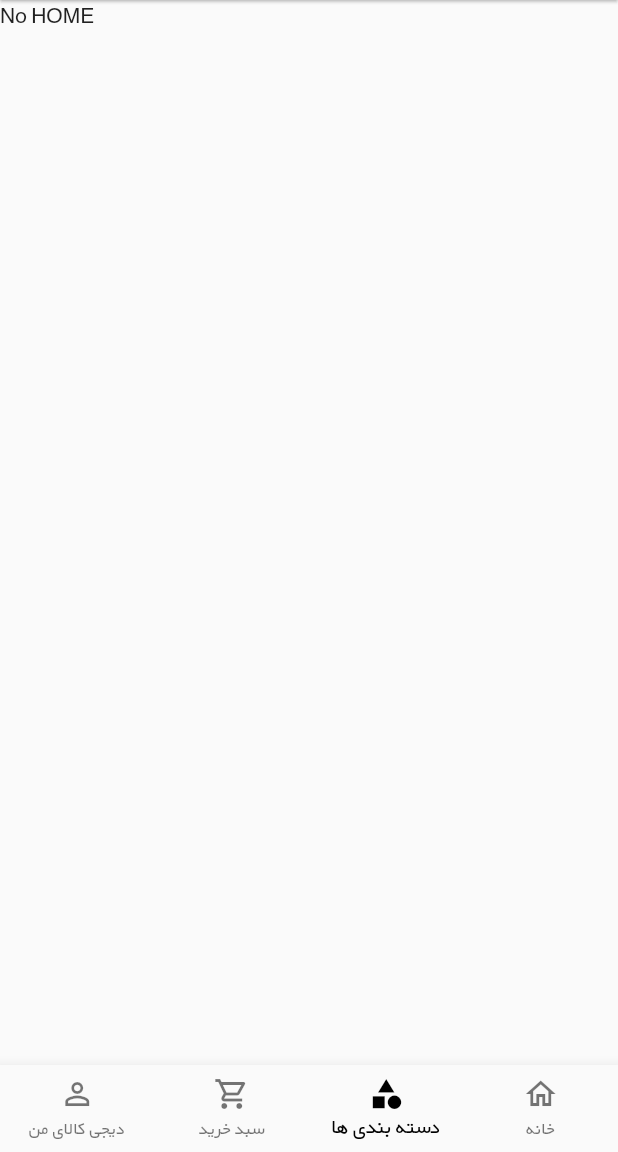
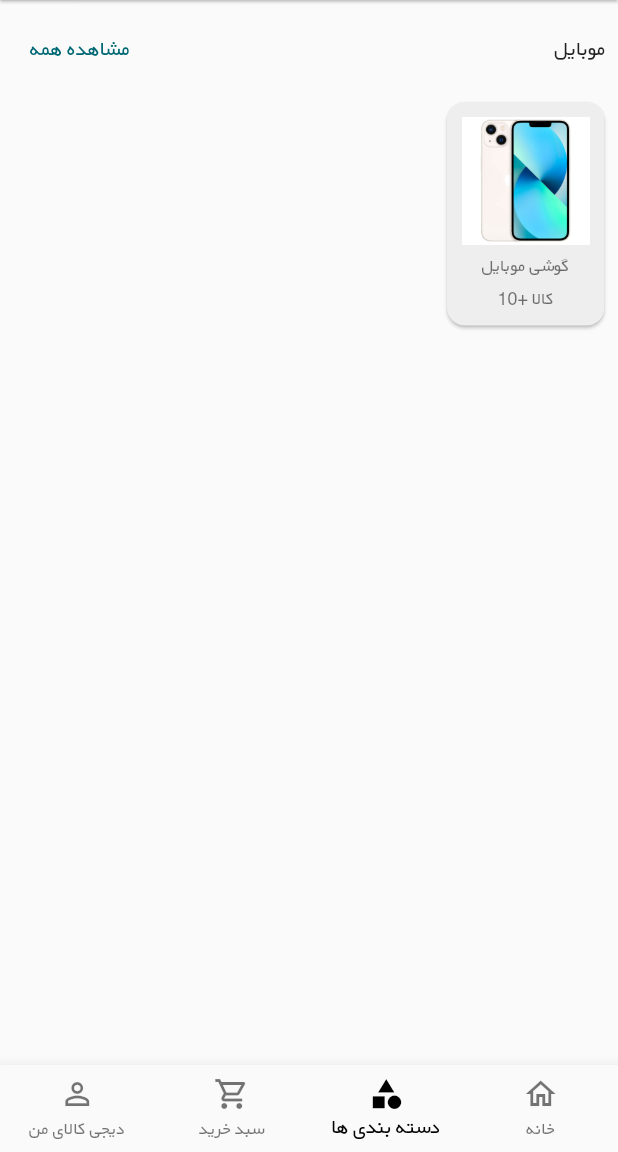
Before and after one commit to thatserfan/Digikala-UI-Flutter, a Flutter app: the screen it shows after launch, item 3 of the bottom bar chosen, on a phone screen of 412 x 824 dp, the part 84-1236 px from its top. Run offline on Flutter 3.47's test engine with Material 2 defaults, Android fonts, the phone set to English and light mode, and no system bars; our stand-ins replace carousel_slider.

Commit message:
Add category row on category screen

```diff
--- a/lib/screen/category_screen.dart
+++ b/lib/screen/category_screen.dart
@@ -0,0 +1,29 @@
+import 'package:digikala_ui/widgets/category_item.dart';
+import 'package:digikala_ui/widgets/category_row.dart';
+import 'package:flutter/widgets.dart';
+
+class CategoryScreen extends StatelessWidget {
+  const CategoryScreen({super.key});
+
+  @override
+  Widget build(BuildContext context) {
+    return SingleChildScrollView(
+      child: Column(
+        children: [
+          CategoryRow(
+            categoryName: 'موبایل',
+            categoryItems: [
+              CategoryItem(
+                categoryItemName: 'گوشی موبایل',
+                categoryItemImage: Image.asset(
+                  'assets/image/products/phone.jpg',
+                ),
+                categoryItemQuantity: 10,
+              ),
+            ],
+          ),
+        ],
+      ),
+    );
+  }
+}
--- a/lib/screen/home_screen.dart
+++ b/lib/screen/home_screen.dart
@@ -1,6 +1,7 @@
 import 'package:digikala_ui/widgets/buttons_bar.dart';
 import 'package:digikala_ui/widgets/image_slider.dart';
 import 'package:digikala_ui/widgets/mini_banner.dart';
+import 'package:digikala_ui/widgets/single_banner.dart';
 import 'package:digikala_ui/widgets/special_offers.dart';
 import 'package:flutter/material.dart';
 
@@ -19,7 +20,6 @@ class HomeScreen extends StatelessWidget {
         ),
         ButtonsBar(),
         SpecialOffers(),
-
         Row(
           mainAxisAlignment: MainAxisAlignment.center,
           children: [
@@ -42,8 +42,7 @@ class HomeScreen extends StatelessWidget {
             ),
           ],
         ),
-
-
+        SingleBanner(image: AssetImage('assets/image/single-banner/light.jpg')),
       ]),
     );
   }
--- a/lib/screen/tabs.dart
+++ b/lib/screen/tabs.dart
@@ -1,3 +1,4 @@
+import 'package:digikala_ui/screen/category_screen.dart';
 import 'package:digikala_ui/screen/home_screen.dart';
 import 'package:digikala_ui/widgets/search_bar.dart';
 import 'package:flutter/material.dart';
@@ -23,6 +24,9 @@ class _TabsScreenState extends State<TabsScreen> {
     }
 
     switch (_selectedPageIndex) {
+      case 2:
+        activePage = const CategoryScreen();
+        break;
       case 3:
         activePage = const HomeScreen();
         break;
```
